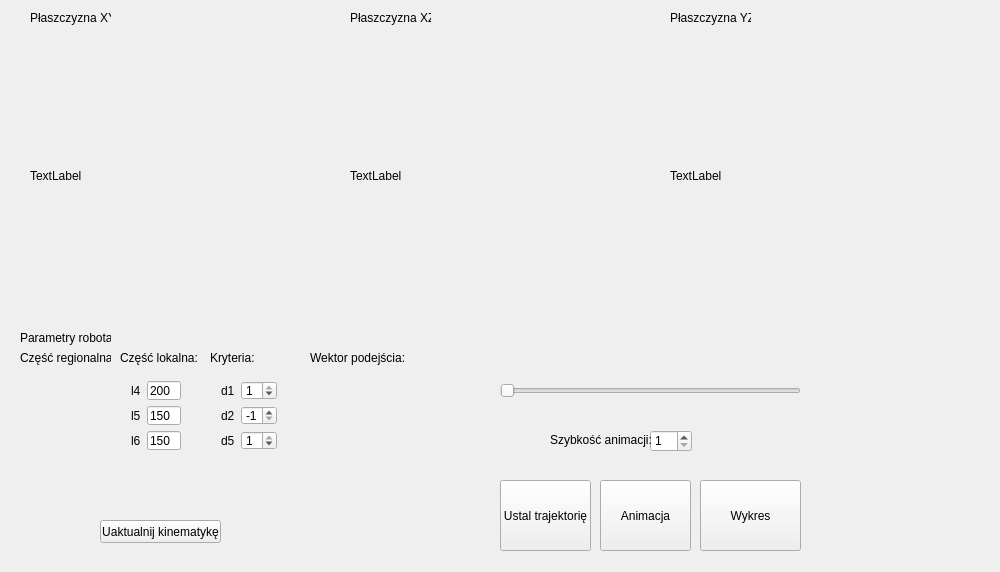
First picture: the form in mainwindow.ui, repository icprog/zbr, before the edit.
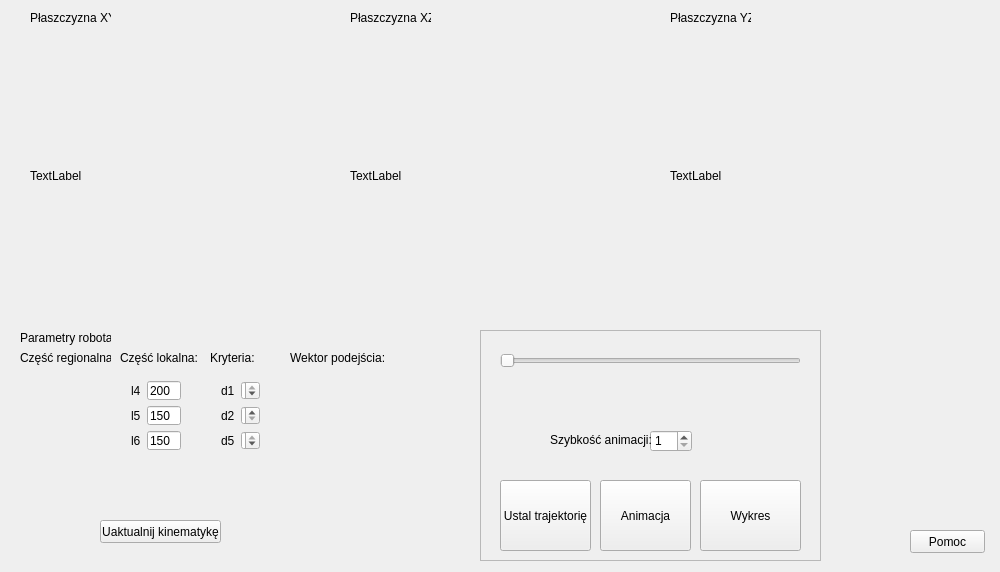
Second picture: the form after the edit.

Patch:
```diff
--- a/mainwindow.ui
+++ b/mainwindow.ui
@@ -98,7 +98,7 @@
      <rect>
       <x>210</x>
       <y>370</y>
-      <width>78</width>
+      <width>61</width>
       <height>91</height>
      </rect>
     </property>
@@ -225,19 +225,6 @@
      <string>Wykres</string>
     </property>
    </widget>
-   <widget class="QSlider" name="horizontalSlider">
-    <property name="geometry">
-     <rect>
-      <x>500</x>
-      <y>380</y>
-      <width>301</width>
-      <height>22</height>
-     </rect>
-    </property>
-    <property name="orientation">
-     <enum>Qt::Horizontal</enum>
-    </property>
-   </widget>
    <widget class="QLabel" name="XYView">
     <property name="geometry">
      <rect>
@@ -358,7 +345,7 @@
      <string>Płaszczyzna YZ</string>
     </property>
    </widget>
-   <widget class="QWidget" name="">
+   <widget class="QWidget" name="layoutWidget">
     <property name="geometry">
      <rect>
       <x>30</x>
@@ -384,13 +371,13 @@
      </item>
     </layout>
    </widget>
-   <widget class="QWidget" name="">
+   <widget class="QWidget" name="layoutWidget">
     <property name="geometry">
      <rect>
       <x>30</x>
       <y>400</y>
       <width>70</width>
-      <height>21</height>
+      <height>22</height>
      </rect>
     </property>
     <layout class="QHBoxLayout" name="horizontalLayout">
@@ -410,13 +397,13 @@
      </item>
     </layout>
    </widget>
-   <widget class="QWidget" name="">
+   <widget class="QWidget" name="layoutWidget">
     <property name="geometry">
      <rect>
       <x>30</x>
       <y>430</y>
       <width>70</width>
-      <height>21</height>
+      <height>22</height>
      </rect>
     </property>
     <layout class="QHBoxLayout" name="horizontalLayout_3">
@@ -436,7 +423,7 @@
      </item>
     </layout>
    </widget>
-   <widget class="QWidget" name="">
+   <widget class="QWidget" name="layoutWidget">
     <property name="geometry">
      <rect>
       <x>30</x>
@@ -462,13 +449,13 @@
      </item>
     </layout>
    </widget>
-   <widget class="QWidget" name="">
+   <widget class="QWidget" name="layoutWidget">
     <property name="geometry">
      <rect>
       <x>30</x>
       <y>490</y>
       <width>70</width>
-      <height>21</height>
+      <height>22</height>
      </rect>
     </property>
     <layout class="QHBoxLayout" name="horizontalLayout_5">
@@ -514,10 +501,10 @@
      <string>Część lokalna:</string>
     </property>
    </widget>
-   <widget class="QWidget" name="">
+   <widget class="QWidget" name="layoutWidget">
     <property name="geometry">
      <rect>
-      <x>310</x>
+      <x>290</x>
       <y>400</y>
       <width>70</width>
       <height>22</height>
@@ -540,13 +527,13 @@
      </item>
     </layout>
    </widget>
-   <widget class="QWidget" name="">
+   <widget class="QWidget" name="layoutWidget">
     <property name="geometry">
      <rect>
-      <x>310</x>
+      <x>290</x>
       <y>370</y>
-      <width>70</width>
-      <height>21</height>
+      <width>71</width>
+      <height>22</height>
      </rect>
     </property>
     <layout class="QHBoxLayout" name="horizontalLayout_10">
@@ -582,7 +569,7 @@
    <widget class="QLabel" name="label_24">
     <property name="geometry">
      <rect>
-      <x>310</x>
+      <x>290</x>
       <y>350</y>
       <width>131</width>
       <height>16</height>
@@ -592,6 +579,76 @@
      <string>Wektor podejścia:</string>
     </property>
    </widget>
+   <widget class="QFrame" name="frame_2">
+    <property name="geometry">
+     <rect>
+      <x>480</x>
+      <y>330</y>
+      <width>341</width>
+      <height>231</height>
+     </rect>
+    </property>
+    <property name="frameShape">
+     <enum>QFrame::StyledPanel</enum>
+    </property>
+    <property name="frameShadow">
+     <enum>QFrame::Raised</enum>
+    </property>
+    <widget class="QSlider" name="horizontalSlider">
+     <property name="geometry">
+      <rect>
+       <x>20</x>
+       <y>20</y>
+       <width>301</width>
+       <height>22</height>
+      </rect>
+     </property>
+     <property name="orientation">
+      <enum>Qt::Horizontal</enum>
+     </property>
+    </widget>
+   </widget>
+   <widget class="QPushButton" name="infoButton">
+    <property name="geometry">
+     <rect>
+      <x>910</x>
+      <y>530</y>
+      <width>75</width>
+      <height>23</height>
+     </rect>
+    </property>
+    <property name="text">
+     <string>Pomoc</string>
+    </property>
+   </widget>
+   <zorder>frame_2</zorder>
+   <zorder>verticalLayoutWidget_2</zorder>
+   <zorder>updateButton</zorder>
+   <zorder>verticalLayoutWidget_3</zorder>
+   <zorder>label_20</zorder>
+   <zorder>calcTrajectoryButton</zorder>
+   <zorder>plotButton</zorder>
+   <zorder>XYView</zorder>
+   <zorder>XZView</zorder>
+   <zorder>YZView</zorder>
+   <zorder>animationButton</zorder>
+   <zorder>animSpeedBox</zorder>
+   <zorder>label_14</zorder>
+   <zorder>label_15</zorder>
+   <zorder>label_16</zorder>
+   <zorder>label_17</zorder>
+   <zorder>layoutWidget</zorder>
+   <zorder>layoutWidget</zorder>
+   <zorder>layoutWidget</zorder>
+   <zorder>layoutWidget</zorder>
+   <zorder>layoutWidget</zorder>
+   <zorder>label_21</zorder>
+   <zorder>label_22</zorder>
+   <zorder>layoutWidget</zorder>
+   <zorder>layoutWidget</zorder>
+   <zorder>label_23</zorder>
+   <zorder>label_24</zorder>
+   <zorder>infoButton</zorder>
   </widget>
  </widget>
  <layoutdefault spacing="6" margin="11"/>
```
